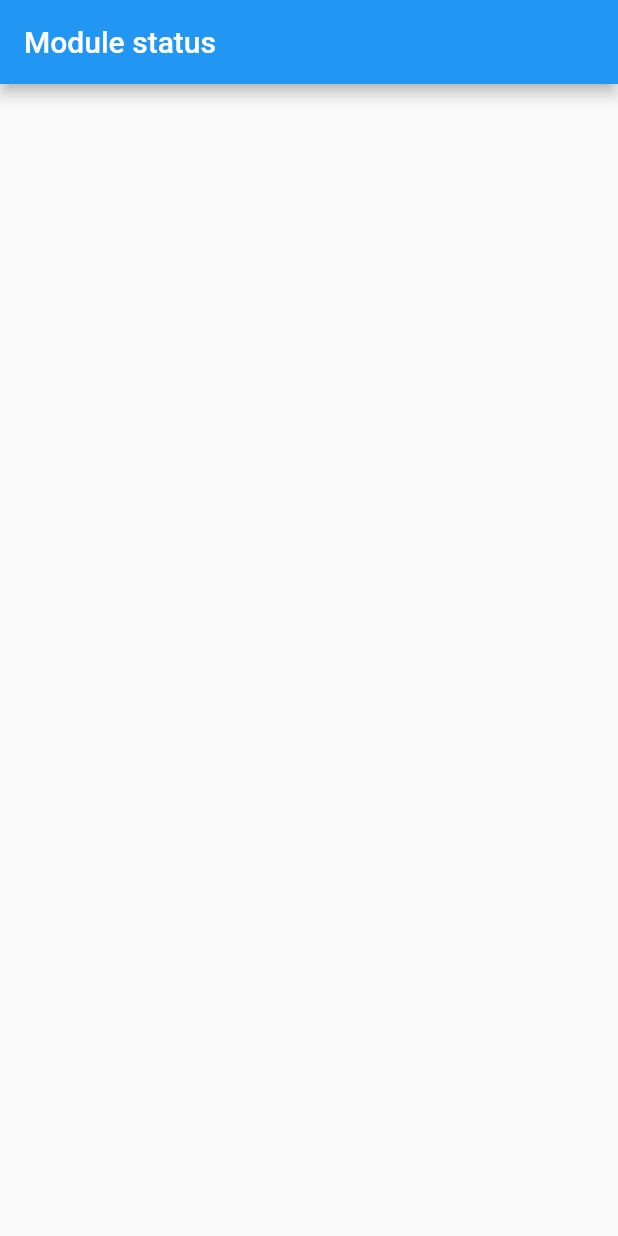
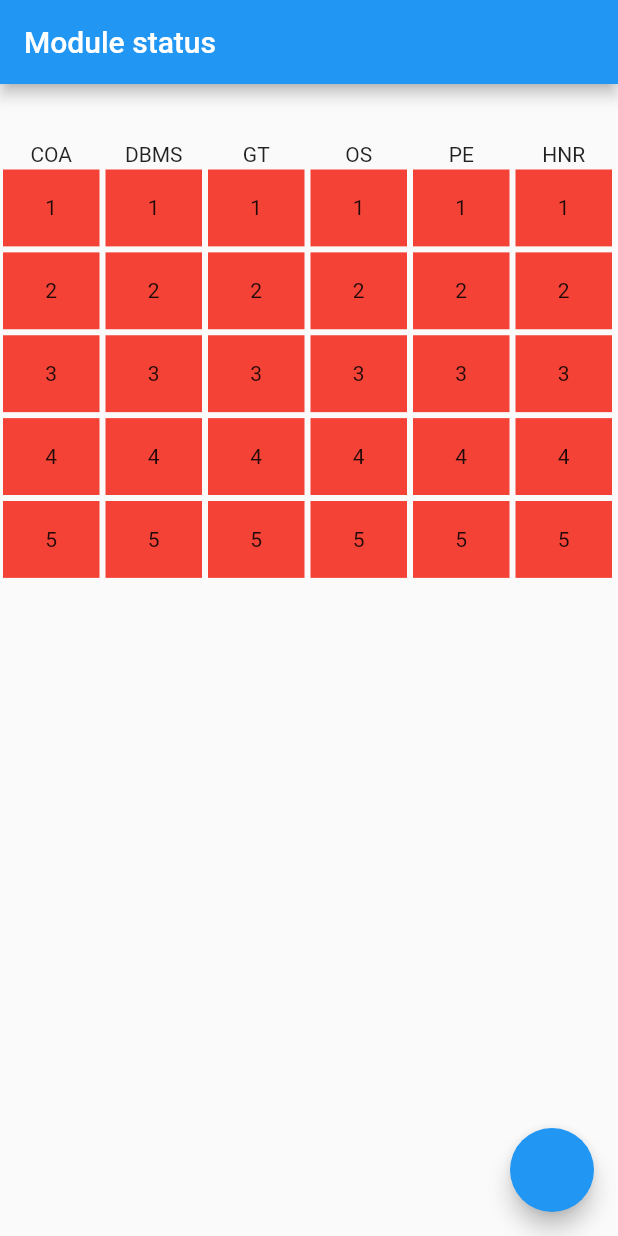
Before and after one commit to tomthomasvempala/modtrack, a Flutter app: the screen it shows after launch, on a phone screen of 412 x 824 dp. Run offline on Flutter 3.47's test engine with Material 2 defaults, Android fonts, the phone set to English and light mode, and no system bars; our stand-ins replace shared_preferences.

Commit message:
finally working

```diff
--- a/lib/fetchData.dart
+++ b/lib/fetchData.dart
@@ -11,8 +11,9 @@ getData() async {
   return myData;
 }
 
-void setData(List<Map> myList) async {
+void setData(List myList) async {
   SharedPreferences sP = await SharedPreferences.getInstance();
   String dataAsJSON = json.encode(myList);
   sP.setString("myData", dataAsJSON);
+  print("data koduth");
 }
--- a/lib/main.dart
+++ b/lib/main.dart
@@ -38,34 +38,41 @@ class _MyHomePageState extends State<MyHomePage> {
 
   void gettingmyData() async {
     List mysubjects = await getData();
-    if (mysubjects == []) {
+    print("yo $mysubjects");
+    if (mysubjects.length == 0) {
       return;
     } else {
       subjectList = mysubjects;
-      print("data loaded");
+      print("ho $subjectList");
       setState(() {});
     }
   }
 
   @override
   Widget build(BuildContext context) {
+    print(subjectList.length);
     Size pageSize = MediaQuery.of(context).size;
     return Scaffold(
+        floatingActionButton: FloatingActionButton(
+          onPressed: gettingmyData,
+        ),
         appBar: AppBar(
           title: Text(widget.title),
         ),
-        body: Container(
+        body: Center(
+          child: Container(
             child: ListView.builder(
               scrollDirection: Axis.horizontal,
               itemCount: subjectList.length,
               itemBuilder: (context, index1) {
                 return Column(
+                  mainAxisAlignment: MainAxisAlignment.center,
                   crossAxisAlignment: CrossAxisAlignment.center,
                   children: [
                     Text(subjectList[index1]["subjectCode"]),
                     Container(
                       width: (pageSize.width - 2) / 6,
-                    height: pageSize.height / 1.5,
+                      height: pageSize.height - 150,
                       child: ListView.builder(
                           itemCount: 5,
                           itemBuilder: (context, index2) {
@@ -78,6 +85,7 @@ class _MyHomePageState extends State<MyHomePage> {
                                               1) %
                                           3;
                                   setState(() {});
+                                  print("keri");
                                   setData(subjectList);
                                 },
                                 child: Container(
@@ -102,6 +110,7 @@ class _MyHomePageState extends State<MyHomePage> {
                 );
               },
             ),
+          ),
         ));
   }
 }
```
Lines whose indentation alone changed are shown as unchanged.
